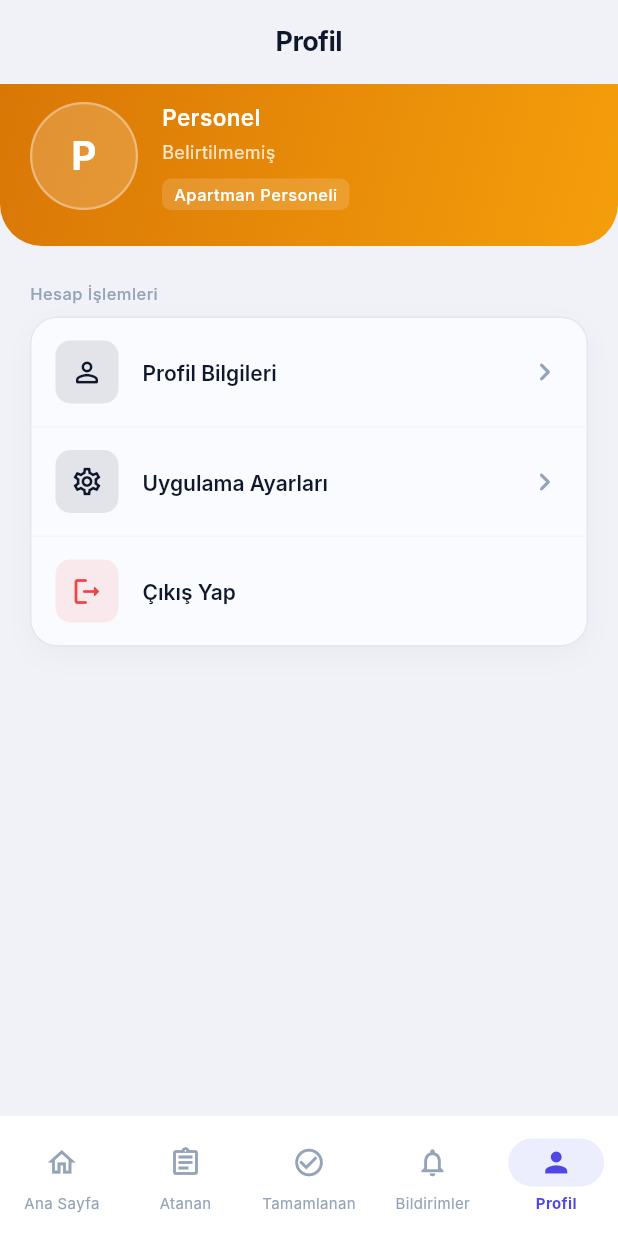
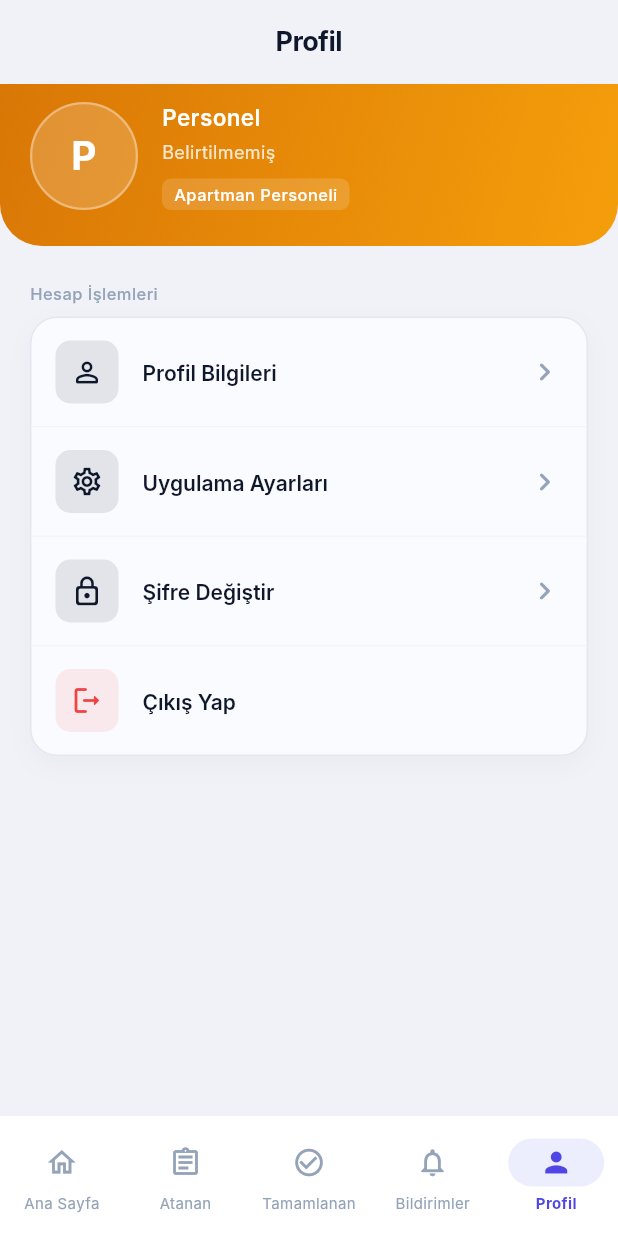
Before and after one commit to aliosmanny/apartman-yonetim-sistemi-mobil, a Flutter app: the StaffProfilePage screen opened by its route, on a phone screen of 412 x 824 dp. Run offline on Flutter 3.47's test engine with Material 3 defaults, Android fonts, the phone set to English and light mode, and no system bars; our stand-ins replace dio, equatable, file_picker, flutter_bloc, flutter_secure_storage, get_it and 4 more; accounts and stored records are empty; Roboto replaces fonts that are missing (Inter).

Commit message:
feat: enable actual password change for manager and staff

```diff
--- a/lib/features/dashboard/presentation/pages/manager_profile_page.dart
+++ b/lib/features/dashboard/presentation/pages/manager_profile_page.dart
@@ -192,9 +192,7 @@ class _ManagerProfilePageState extends State<ManagerProfilePage> {
                   title: Text('Şifre Değiştir', style: AppTextStyles.titleMedium),
                   trailing: const Icon(Icons.chevron_right_rounded, color: AppColors.textTertiary),
                   onTap: () {
-                    ScaffoldMessenger.of(context).showSnackBar(
-                      const SnackBar(content: Text('Şifre değiştirme sayfası açılacak.')),
-                    );
+                    context.pushNamed('managerChangePassword');
                   },
                 ),
               ),
--- a/lib/features/dashboard/presentation/pages/staff_profile_page.dart
+++ b/lib/features/dashboard/presentation/pages/staff_profile_page.dart
@@ -108,6 +108,12 @@ class StaffProfilePage extends StatelessWidget {
                   iconColor: AppColors.textPrimary,
                   title: 'Uygulama Ayarları',
                   onTap: () => context.pushNamed('staffSettings'),
+                ),
+                _ProfileMenuItem(
+                  icon: Icons.lock_outline_rounded,
+                  iconColor: AppColors.textPrimary,
+                  title: 'Şifre Değiştir',
+                  onTap: () => context.pushNamed('staffChangePassword'),
                 ),
                 _ProfileMenuItem(
                   icon: Icons.logout_rounded,
```
Also changed, not shown: lib/app/router/app_router.dart (+17 -1 lines).
